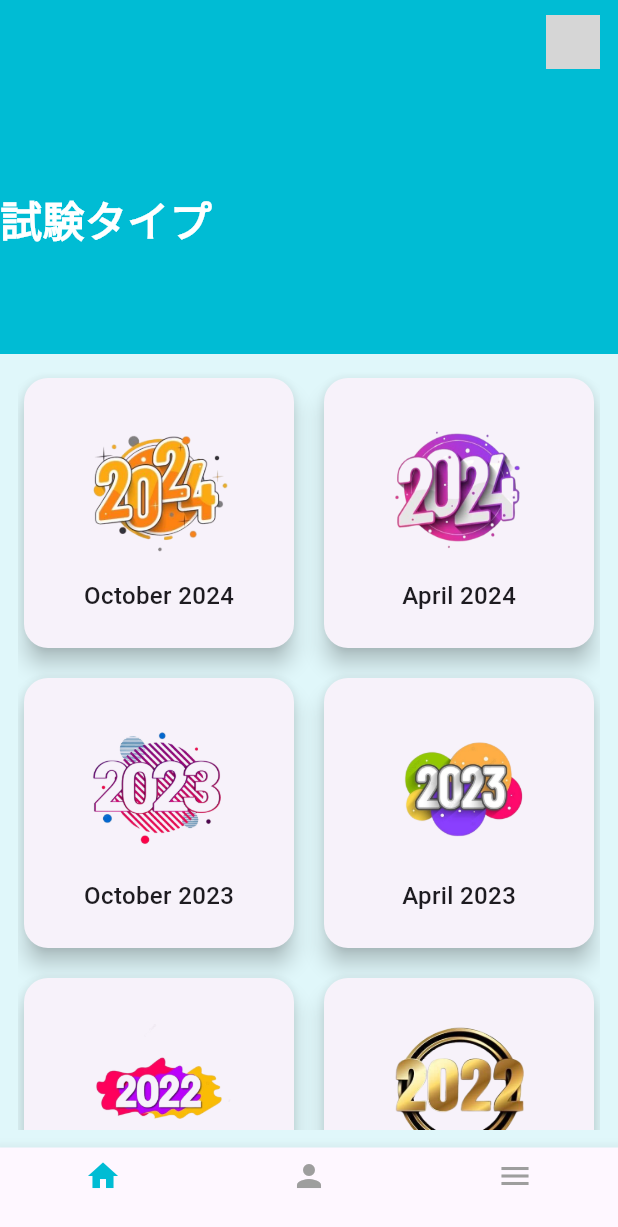
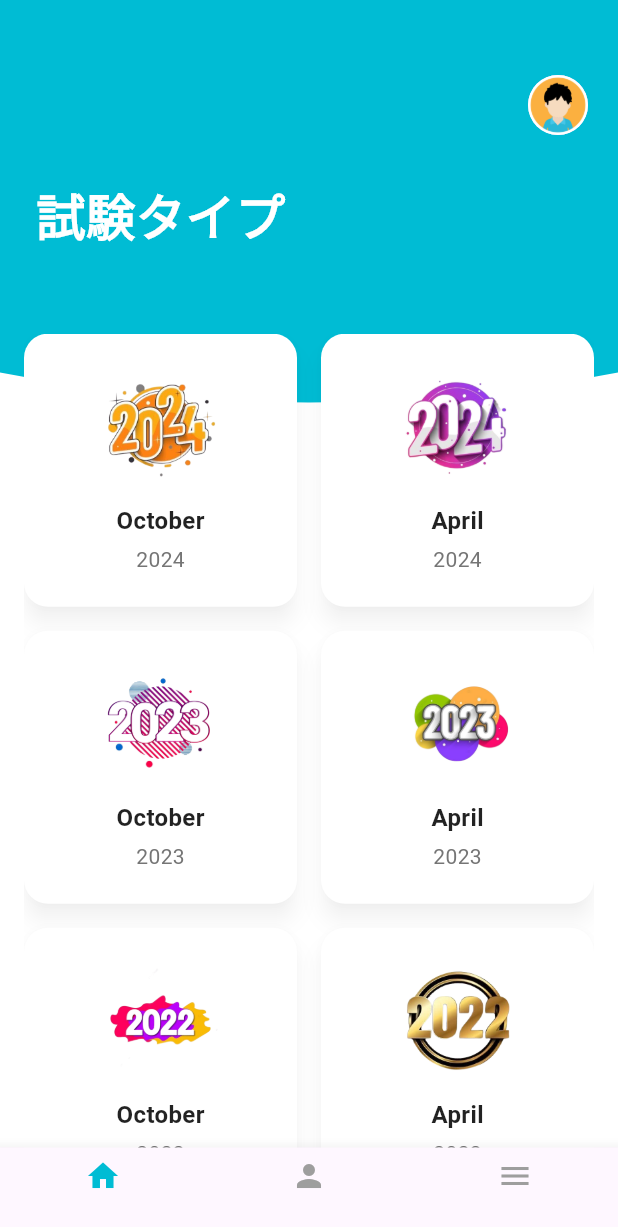
Before and after one commit to EiPhyuHtun/fequiz, a Flutter app: the screen it shows after launch, on a phone screen of 412 x 824 dp. Shown: the top 1227 px of the screen. Run offline on Flutter 3.47's test engine with Material 3 defaults, Android fonts, the phone set to English and light mode, and no system bars; grey boxes are pictures that could not be loaded.

Commit message:
ホーム画面＿タイプ修正

```diff
--- a/lib/main.dart
+++ b/lib/main.dart
@@ -1,9 +1,7 @@
 import 'package:flutter/material.dart';
-
 void main() {
   runApp(QuizApp());
 }
-
 class QuizApp extends StatelessWidget {
   @override
   Widget build(BuildContext context) {
@@ -13,24 +11,21 @@
     );
   }
 }
-
-// Splash Screen
+// :white_tick: Splash Screen
 class SplashScreen extends StatefulWidget {
   @override
   _SplashScreenState createState() => _SplashScreenState();
 }
-
 class _SplashScreenState extends State<SplashScreen> {
   @override
   void initState() {
     super.initState();
-    Future.delayed(Duration(seconds: 3), () {
+    Future.delayed(Duration(seconds: 2), () {
       Navigator.of(context).pushReplacement(
-        MaterialPageRoute(builder: (context) => ExamTypeScreen()),
+        MaterialPageRoute(builder: (context) => MainTabScreen()),
       );
     });
   }
-
   @override
   Widget build(BuildContext context) {
     return Scaffold(
@@ -45,8 +40,41 @@
     );
   }
 }
-
-// Exam Type Screen
+// :white_tick: Main Screen with BottomNavigationBar
+class MainTabScreen extends StatefulWidget {
+  @override
+  _MainTabScreenState createState() => _MainTabScreenState();
+}
+class _MainTabScreenState extends State<MainTabScreen> {
+  int _currentIndex = 0;
+  final List<Widget> _pages = [
+    ExamTypeScreen(),
+    ProfileScreen(),
+    MenuScreen(),
+  ];
+  @override
+  Widget build(BuildContext context) {
+    return Scaffold(
+      body: _pages[_currentIndex],
+      bottomNavigationBar: BottomNavigationBar(
+        currentIndex: _currentIndex,
+        selectedItemColor: Colors.cyan,
+        unselectedItemColor: Colors.grey,
+        onTap: (index) {
+          setState(() {
+            _currentIndex = index;
+          });
+        },
+        items: const [
+          BottomNavigationBarItem(icon: Icon(Icons.home), label: ""),
+          BottomNavigationBarItem(icon: Icon(Icons.person), label: ""),
+          BottomNavigationBarItem(icon: Icon(Icons.menu), label: ""),
+        ],
+      ),
+    );
+  }
+}
+// :white_tick: Exam Type Screen
 class ExamTypeScreen extends StatelessWidget {
   final List<Map<String, String>> examTypes = [
     {'year': '2024', 'month': 'October', 'image': 'assets/images/2024.png'},
@@ -56,59 +84,63 @@
     {'year': '2022', 'month': 'October', 'image': 'assets/images/2022.png'},
     {'year': '2022', 'month': 'April', 'image': 'assets/images/20222.png'},
   ];
-
   @override
   Widget build(BuildContext context) {
+    final height = MediaQuery.of(context).size.height;
     return Scaffold(
-      backgroundColor: Color(0xFFE0F7FA),
-      appBar: AppBar(
-        backgroundColor: Colors.cyan,
-        elevation: 0,
-        actions: [
-          CircleAvatar(
-            backgroundImage: NetworkImage('https://example.com/avatar.jpg'),
-            radius: 18,
+      body: Stack(
+        children: [
+          // :white_tick: Background
+          Container(color: Colors.white),
+          // :white_tick: Curved Header
+          ClipPath(
+            clipper: BottomWaveClipper(),
+            child: Container(
+              height: height * 0.35,
+              color: Colors.cyan,
             ),
-          SizedBox(width: 12),
-        ],
           ),
-      body: Column(
-        children: [
-          Container(
-            height: 180,
-            color: Colors.cyan,
-            child: Row(
-              mainAxisAlignment: MainAxisAlignment.end,
-              children: [
-                Padding(
-                  padding: const EdgeInsets.only(right: 275.0),
+          // :white_tick: Header Title
+          Positioned(
+            top: 120,
+            left: 24,
             child: Text(
               '試験タイプ',
               style: TextStyle(
                 color: Colors.white,
-                      fontSize: 28,
+                fontSize: 33,
                 fontWeight: FontWeight.bold,
               ),
             ),
           ),
-              ],
+          // :white_tick: Profile Avatar (top right)
+          Positioned(
+            top: 50,
+            right: 20,
+            child: CircleAvatar(
+              backgroundImage: AssetImage('assets/images/people.png'), // Replace with your actual path
+              radius: 20,
             ),
           ),
-          Expanded(
-            child: Padding(
-              padding: const EdgeInsets.all(12.0),
+          // :white_tick: Grid Cards
+          Padding(
+            padding: EdgeInsets.only(top: height * 0.27),
+            child: Container(
+              padding: const EdgeInsets.symmetric(horizontal: 16),
               child: GridView.count(
                 crossAxisCount: 2,
-                crossAxisSpacing: 12,
-                mainAxisSpacing: 12,
+                crossAxisSpacing: 16,
+                mainAxisSpacing: 16,
                 children: examTypes.map((exam) {
                   return GestureDetector(
-                    onTap: () {
-                      // You can handle tap here
-                    },
-                    child: Card(
+                    onTap: () {},
+                    child: Material(
                       elevation: 6,
-                      shape: RoundedRectangleBorder(
+                      borderRadius: BorderRadius.circular(16),
+                      color: Colors.white,
+                      shadowColor: Colors.black26,
+                      child: Container(
+                        decoration: BoxDecoration(
                           borderRadius: BorderRadius.circular(16),
                         ),
                         child: Column(
@@ -116,19 +148,29 @@
                           children: [
                             Image.asset(
                               exam['image']!,
-                            width: 100,
-                            height: 100,
+                              width: 80,
+                              height: 80,
                               fit: BoxFit.contain,
                             ),
-                          SizedBox(height: 10),
+                            SizedBox(height: 12),
                             Text(
-                            '${exam['month']} ${exam['year']}',
+                              exam['month']!,
                               style: TextStyle(
                                 fontSize: 16,
-                              fontWeight: FontWeight.w500,
+                                fontWeight: FontWeight.bold,
+                                color: Colors.black87,
+                              ),
+                            ),
+                            SizedBox(height: 4),
+                            Text(
+                              exam['year']!,
+                              style: TextStyle(
+                                fontSize: 14,
+                                color: Colors.grey[600],
                               ),
                             ),
                           ],
+                        ),
                       ),
                     ),
                   );
@@ -138,15 +180,40 @@
           ),
         ],
       ),
-      bottomNavigationBar: BottomNavigationBar(
-        items: [
-          BottomNavigationBarItem(icon: Icon(Icons.home), label: ''),
-          BottomNavigationBarItem(icon: Icon(Icons.person), label: ''),
-          BottomNavigationBarItem(icon: Icon(Icons.menu), label: ''),
-        ],
-        selectedItemColor: Colors.cyan,
-        unselectedItemColor: Colors.grey,
-      ),
     );
   }
 }
+// :white_tick: Dummy Profile Screen
+class ProfileScreen extends StatelessWidget {
+  @override
+  Widget build(BuildContext context) {
+    return Center(
+      child: Text(":silhouette: Profile Page", style: TextStyle(fontSize: 24)),
+    );
+  }
+}
+// :white_tick: Dummy Menu Screen
+class MenuScreen extends StatelessWidget {
+  @override
+  Widget build(BuildContext context) {
+    return Center(
+      child: Text(":clipboard: Menu Page", style: TextStyle(fontSize: 24)),
+    );
+  }
+}
+// :white_tick: Curved Header Clipper
+class BottomWaveClipper extends CustomClipper<Path> {
+  @override
+  Path getClip(Size size) {
+    Path path = Path();
+    path.lineTo(0, size.height - 40);
+    var controlPoint = Offset(size.width / 2, size.height);
+    var endPoint = Offset(size.width, size.height - 40);
+    path.quadraticBezierTo(controlPoint.dx, controlPoint.dy, endPoint.dx, endPoint.dy);
+    path.lineTo(size.width, 0);
+    path.close();
+    return path;
+  }
+  @override
+  bool shouldReclip(CustomClipper<Path> oldClipper) => false;
+}
--- a/pubspec.yaml
+++ b/pubspec.yaml
@@ -68,6 +68,8 @@ flutter:
     - assets/images/20232.png
     - assets/images/2022.png
     - assets/images/20222.png
+    - assets/images/avatar.jpg
+    - assets/images/people.png
 
   # An image asset can refer to one or more resolution-specific "variants", see
   # https://flutter.dev/assets-and-images/#resolution-aware
```
Also changed, not shown: assets/images/avatar.jpg (added), assets/images/people.png (added), pubspec.lock. Lines whose indentation alone changed are shown as unchanged.
